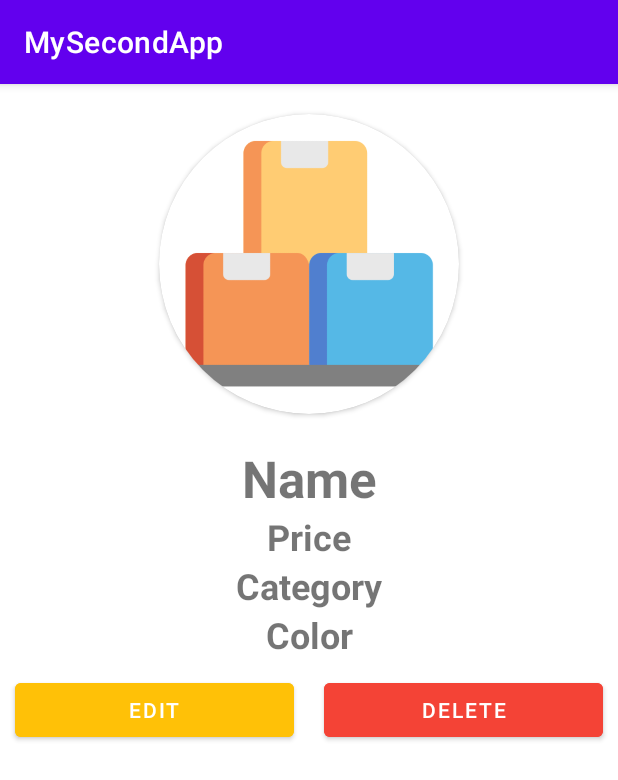
After one commit to jefriyh/sampl-second-app, an Android app: the InventoryDetailActivity screen opened directly, with no data from a screen before it, on a phone screen of 412 x 824 dp. The commit adds this screen. Shown: the top 780 px of the screen. Run offline under Robolectric (Android 15) with nearby library versions, the phone set to English and light mode, and no system bars.

Commit message:
detail data

```diff
--- a/app/src/main/AndroidManifest.xml
+++ b/app/src/main/AndroidManifest.xml
@@ -15,6 +15,9 @@
         android:supportsRtl="true"
         android:theme="@style/Theme.MySecondApp"
         tools:targetApi="31">
+        <activity
+            android:name=".ui.inventory.InventoryDetailActivity"
+            android:exported="false" />
         <activity
             android:name=".ui.inventory.InventoryAddActivity"
             android:exported="false" />
--- /dev/null
+++ b/app/src/main/java/com/sciencekom/mysecondapp/ui/inventory/InventoryDetailActivity.kt
@@ -0,0 +1,12 @@
+package com.sciencekom.mysecondapp.ui.inventory
+
+import androidx.appcompat.app.AppCompatActivity
+import android.os.Bundle
+import com.sciencekom.mysecondapp.R
+
+class InventoryDetailActivity : AppCompatActivity() {
+    override fun onCreate(savedInstanceState: Bundle?) {
+        super.onCreate(savedInstanceState)
+        setContentView(R.layout.activity_inventory_detail)
+    }
+}
--- /dev/null
+++ b/app/src/main/res/layout/activity_inventory_detail.xml
@@ -0,0 +1,86 @@
+<?xml version="1.0" encoding="utf-8"?>
+<LinearLayout xmlns:android="http://schemas.android.com/apk/res/android"
+    xmlns:app="http://schemas.android.com/apk/res-auto"
+    xmlns:tools="http://schemas.android.com/tools"
+    android:layout_width="match_parent"
+    android:layout_height="match_parent"
+    android:orientation="vertical"
+    tools:context=".ui.customer.CustomerDetailActivity">
+
+    <androidx.cardview.widget.CardView
+        android:layout_width="200dp"
+        android:layout_height="200dp"
+        android:layout_gravity="center"
+        android:layout_margin="20dp"
+        android:elevation="10dp"
+        app:cardCornerRadius="200dp">
+
+        <ImageView
+            android:id="@+id/ivInventoryImage"
+            android:layout_width="wrap_content"
+            android:layout_height="wrap_content"
+            android:elevation="10dp"
+            android:scaleType="centerCrop"
+            app:srcCompat="@drawable/ic_inventory" />
+
+    </androidx.cardview.widget.CardView>
+
+    <TextView
+        android:id="@+id/tvInventoryName"
+        android:layout_width="match_parent"
+        android:layout_height="wrap_content"
+        android:gravity="center"
+        android:text="Name"
+        android:textSize="34sp"
+        android:textStyle="bold" />
+    <TextView
+        android:id="@+id/tvInventoryPrice"
+        android:layout_width="match_parent"
+        android:layout_height="wrap_content"
+        android:gravity="center"
+        android:text="Price"
+        android:textSize="24sp"
+        android:textStyle="bold" />
+    <TextView
+        android:id="@+id/tvInventoryCategory"
+        android:layout_width="match_parent"
+        android:layout_height="wrap_content"
+        android:gravity="center"
+        android:text="Category"
+        android:textSize="24sp"
+        android:textStyle="bold" />
+    <TextView
+        android:id="@+id/tvInventoryColor"
+        android:layout_width="match_parent"
+        android:layout_height="wrap_content"
+        android:gravity="center"
+        android:text="Color"
+        android:textSize="24sp"
+        android:textStyle="bold" />
+
+    <LinearLayout
+        android:layout_width="match_parent"
+        android:layout_height="wrap_content"
+        android:orientation="horizontal"
+        android:weightSum="10">
+
+        <Button
+            android:id="@+id/bEdit"
+            android:layout_width="0dp"
+            android:layout_height="wrap_content"
+            android:layout_margin="10dp"
+            android:layout_weight="5"
+            android:backgroundTint="#FFC107"
+            android:text="Edit" />
+
+        <Button
+            android:id="@+id/bDelete"
+            android:layout_width="0dp"
+            android:layout_height="wrap_content"
+            android:layout_margin="10dp"
+            android:layout_weight="5"
+            android:backgroundTint="#F44336"
+            android:text="Delete" />
+    </LinearLayout>
+
+</LinearLayout>
```
Also changed, not shown: app/src/main/java/com/sciencekom/mysecondapp/ui/inventory/InventoryAddActivity.kt (+16 -2 lines), app/src/main/java/com/sciencekom/mysecondapp/ui/inventory/InventoryListActivity.kt (+14 -0 lines), app/src/main/res/layout/activity_inventory_add.xml (+7 -0 lines), app/src/main/res/layout/activity_inventory_list.xml (+13 -1 lines).
